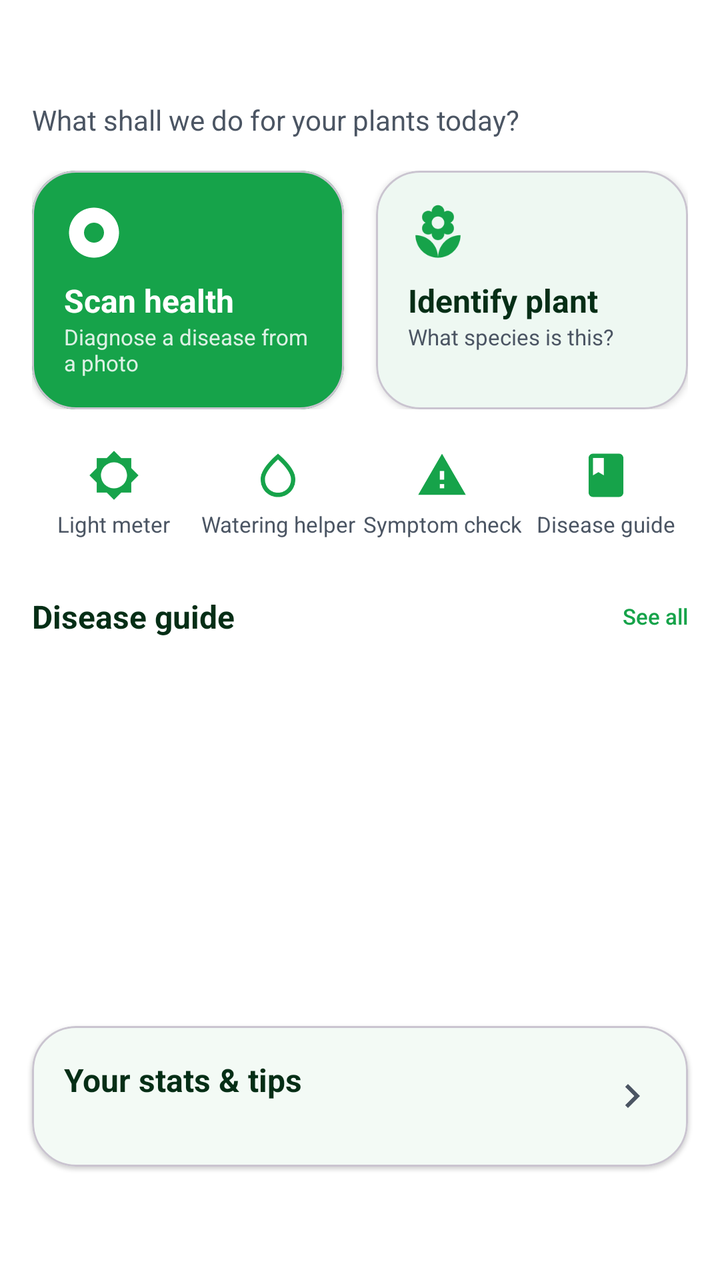
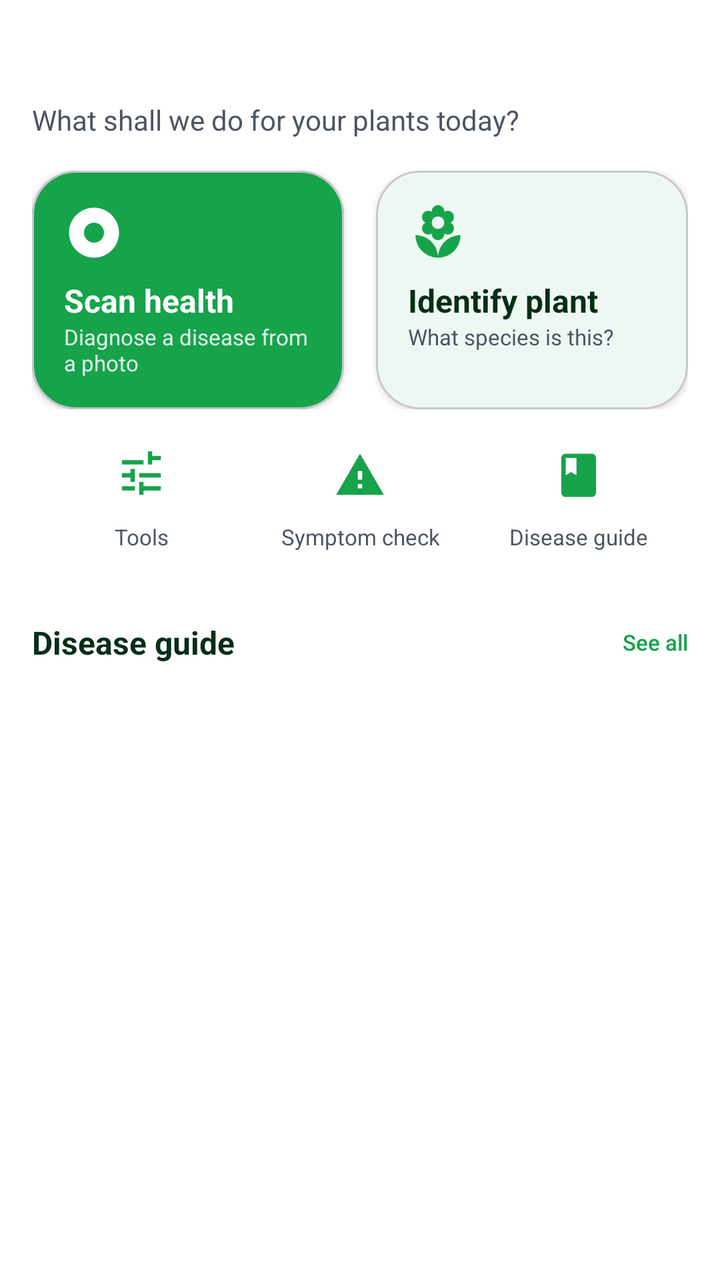

An Android layout rendered at two revisions. The XML below is the earlier revision; the diff shows what the commit changed to produce the second picture.
<!-- AndroidManifest.xml: application theme Theme.PlantDiseases -->
<!-- res/layout/fragment_home.xml -->
<?xml version="1.0" encoding="utf-8"?>
<androidx.core.widget.NestedScrollView xmlns:android="http://schemas.android.com/apk/res/android"
    xmlns:app="http://schemas.android.com/apk/res-auto"
    android:layout_width="match_parent"
    android:layout_height="match_parent"
    android:background="@color/background"
    android:clipToPadding="false"
    android:fillViewport="true">

    <LinearLayout
        android:layout_width="match_parent"
        android:layout_height="wrap_content"
        android:orientation="vertical"
        android:paddingTop="@dimen/space_lg"
        android:paddingBottom="@dimen/space_3xl">

        
        <TextView
            android:id="@+id/tv_greeting"
            android:layout_width="match_parent"
            android:layout_height="wrap_content"
            android:paddingHorizontal="@dimen/space_lg"
            android:fontFamily="sans-serif-medium"
            android:textColor="@color/on_surface"
            android:textSize="@dimen/text_headline" />

        <TextView
            android:id="@+id/tv_greeting_sub"
            android:layout_width="match_parent"
            android:layout_height="wrap_content"
            android:layout_marginTop="2dp"
            android:paddingHorizontal="@dimen/space_lg"
            android:text="@string/home_subtitle"
            android:textColor="@color/on_surface_secondary"
            android:textSize="@dimen/text_body" />

        
        <LinearLayout
            android:layout_width="match_parent"
            android:layout_height="wrap_content"
            android:layout_marginTop="@dimen/space_lg"
            android:orientation="horizontal"
            android:paddingHorizontal="@dimen/space_lg">

            
            <com.google.android.material.card.MaterialCardView
                android:id="@+id/card_scan"
                android:layout_width="0dp"
                android:layout_height="match_parent"
                android:layout_weight="1"
                android:layout_marginEnd="@dimen/space_sm"
                android:clickable="true"
                android:focusable="true"
                app:cardBackgroundColor="@color/primary"
                app:cardCornerRadius="@dimen/radius_lg"
                app:cardElevation="2dp">

                <LinearLayout
                    android:layout_width="match_parent"
                    android:layout_height="wrap_content"
                    android:orientation="vertical"
                    android:padding="@dimen/space_lg">

                    <ImageView
                        android:layout_width="30dp"
                        android:layout_height="30dp"
                        android:src="@drawable/ic_scan"
                        app:tint="@android:color/white"
                        android:contentDescription="@string/home_scan_title" />

                    <TextView
                        android:layout_width="match_parent"
                        android:layout_height="wrap_content"
                        android:layout_marginTop="@dimen/space_sm"
                        android:text="@string/home_scan_title"
                        android:textColor="@android:color/white"
                        android:textStyle="bold"
                        android:textSize="@dimen/text_title_sm" />

                    <TextView
                        android:layout_width="match_parent"
                        android:layout_height="wrap_content"
                        android:text="@string/home_scan_sub"
                        android:textColor="#D9FFFFFF"
                        android:textSize="@dimen/text_caption" />
                </LinearLayout>
            </com.google.android.material.card.MaterialCardView>

            <com.google.android.material.card.MaterialCardView
                android:id="@+id/card_identify"
                android:layout_width="0dp"
                android:layout_height="match_parent"
                android:layout_weight="1"
                android:layout_marginStart="@dimen/space_sm"
                android:clickable="true"
                android:focusable="true"
                app:cardBackgroundColor="@color/surface"
                app:cardCornerRadius="@dimen/radius_lg"
                app:cardElevation="2dp">

                <LinearLayout
                    android:layout_width="match_parent"
                    android:layout_height="wrap_content"
                    android:orientation="vertical"
                    android:padding="@dimen/space_lg">

                    <ImageView
                        android:layout_width="30dp"
                        android:layout_height="30dp"
                        android:src="@drawable/ic_plant_placeholder"
                        app:tint="@color/primary"
                        android:contentDescription="@string/home_identify_title" />

                    <TextView
                        android:layout_width="match_parent"
                        android:layout_height="wrap_content"
                        android:layout_marginTop="@dimen/space_sm"
                        android:text="@string/home_identify_title"
                        android:textColor="@color/on_surface"
                        android:textStyle="bold"
                        android:textSize="@dimen/text_title_sm" />

                    <TextView
                        android:layout_width="match_parent"
                        android:layout_height="wrap_content"
                        android:text="@string/home_identify_sub"
                        android:textColor="@color/on_surface_secondary"
                        android:textSize="@dimen/text_caption" />
                </LinearLayout>
            </com.google.android.material.card.MaterialCardView>
        </LinearLayout>

        
        <LinearLayout
            android:layout_width="match_parent"
            android:layout_height="wrap_content"
            android:layout_marginTop="@dimen/space_md"
            android:orientation="horizontal"
            android:paddingHorizontal="@dimen/space_lg">

            <LinearLayout
                android:id="@+id/tile_light"
                style="@style/HomeToolTile">

                <ImageView style="@style/HomeToolTileIcon" android:src="@drawable/ic_light" />

                <TextView style="@style/HomeToolTileLabel" android:text="@string/home_tool_light" />
            </LinearLayout>

            <LinearLayout
                android:id="@+id/tile_water"
                style="@style/HomeToolTile">

                <ImageView style="@style/HomeToolTileIcon" android:src="@drawable/ic_watering" />

                <TextView style="@style/HomeToolTileLabel" android:text="@string/home_tool_water" />
            </LinearLayout>

            <LinearLayout
                android:id="@+id/tile_symptom"
                style="@style/HomeToolTile">

                <ImageView style="@style/HomeToolTileIcon" android:src="@drawable/ic_disease" />

                <TextView style="@style/HomeToolTileLabel" android:text="@string/home_tool_symptom" />
            </LinearLayout>

            <LinearLayout
                android:id="@+id/tile_guide"
                style="@style/HomeToolTile">

                <ImageView style="@style/HomeToolTileIcon" android:src="@drawable/ic_guide" />

                <TextView style="@style/HomeToolTileLabel" android:text="@string/home_tool_guide" />
            </LinearLayout>
        </LinearLayout>

        
        <LinearLayout
            android:id="@+id/section_species"
            android:layout_width="match_parent"
            android:layout_height="wrap_content"
            android:layout_marginTop="@dimen/space_xl"
            android:orientation="vertical"
            android:visibility="gone">

            <LinearLayout
                android:layout_width="match_parent"
                android:layout_height="wrap_content"
                android:gravity="center_vertical"
                android:orientation="horizontal"
                android:paddingHorizontal="@dimen/space_lg">

                <TextView
                    android:id="@+id/tv_species_title"
                    android:layout_width="0dp"
                    android:layout_height="wrap_content"
                    android:layout_weight="1"
                    android:text="@string/home_trending"
                    android:textColor="@color/on_surface"
                    android:textSize="@dimen/text_title_sm"
                    android:textStyle="bold" />

                <TextView
                    android:id="@+id/tv_trending_scope"
                    android:layout_width="wrap_content"
                    android:layout_height="wrap_content"
                    android:textColor="@color/on_surface_secondary"
                    android:textSize="@dimen/text_caption" />
            </LinearLayout>

            <androidx.recyclerview.widget.RecyclerView
                android:id="@+id/rv_species"
                android:layout_width="match_parent"
                android:layout_height="184dp"
                android:layout_marginTop="@dimen/space_sm"
                android:clipToPadding="false"
                android:nestedScrollingEnabled="false"
                android:orientation="horizontal"
                android:paddingHorizontal="@dimen/space_lg" />
        </LinearLayout>

        
        <LinearLayout
            android:id="@+id/section_popular"
            android:layout_width="match_parent"
            android:layout_height="wrap_content"
            android:layout_marginTop="@dimen/space_xl"
            android:orientation="vertical"
            android:visibility="gone">

            <TextView
                android:layout_width="match_parent"
                android:layout_height="wrap_content"
                android:paddingHorizontal="@dimen/space_lg"
                android:text="@string/home_popular_diseases"
                android:textColor="@color/on_surface"
                android:textSize="@dimen/text_title_sm"
                android:textStyle="bold" />

            <androidx.recyclerview.widget.RecyclerView
                android:id="@+id/rv_popular"
                android:layout_width="match_parent"
                android:layout_height="166dp"
                android:layout_marginTop="@dimen/space_sm"
                android:clipToPadding="false"
                android:nestedScrollingEnabled="false"
                android:orientation="horizontal"
                android:paddingHorizontal="@dimen/space_lg" />
        </LinearLayout>

        
        <LinearLayout
            android:layout_width="match_parent"
            android:layout_height="wrap_content"
            android:layout_marginTop="@dimen/space_xl"
            android:orientation="vertical">

            <LinearLayout
                android:layout_width="match_parent"
                android:layout_height="wrap_content"
                android:gravity="center_vertical"
                android:orientation="horizontal"
                android:paddingHorizontal="@dimen/space_lg">

                <TextView
                    android:layout_width="0dp"
                    android:layout_height="wrap_content"
                    android:layout_weight="1"
                    android:text="@string/home_disease_guide"
                    android:textColor="@color/on_surface"
                    android:textSize="@dimen/text_title_sm"
                    android:textStyle="bold" />

                <TextView
                    android:id="@+id/tv_guide_all"
                    android:layout_width="wrap_content"
                    android:layout_height="wrap_content"
                    android:text="@string/home_see_all"
                    android:textColor="@color/primary"
                    android:textSize="@dimen/text_caption"
                    android:fontFamily="sans-serif-medium" />
            </LinearLayout>

            <androidx.recyclerview.widget.RecyclerView
                android:id="@+id/rv_guide"
                android:layout_width="match_parent"
                android:layout_height="166dp"
                android:layout_marginTop="@dimen/space_sm"
                android:clipToPadding="false"
                android:nestedScrollingEnabled="false"
                android:orientation="horizontal"
                android:paddingHorizontal="@dimen/space_lg" />
        </LinearLayout>

        
        <com.google.android.material.card.MaterialCardView
            android:id="@+id/card_stats"
            android:layout_width="match_parent"
            android:layout_height="wrap_content"
            android:layout_marginTop="@dimen/space_xl"
            android:layout_marginHorizontal="@dimen/space_lg"
            android:clickable="true"
            android:focusable="true"
            app:cardBackgroundColor="@color/surface"
            app:cardCornerRadius="@dimen/radius_lg"
            app:cardElevation="1dp">

            <LinearLayout
                android:layout_width="match_parent"
                android:layout_height="wrap_content"
                android:gravity="center_vertical"
                android:orientation="horizontal"
                android:padding="@dimen/space_lg">

                <LinearLayout
                    android:layout_width="0dp"
                    android:layout_height="wrap_content"
                    android:layout_weight="1"
                    android:orientation="vertical">

                    <TextView
                        android:layout_width="match_parent"
                        android:layout_height="wrap_content"
                        android:text="@string/home_stats_title"
                        android:textColor="@color/on_surface"
                        android:textSize="@dimen/text_title_sm"
                        android:textStyle="bold" />

                    <TextView
                        android:id="@+id/tv_stats_summary"
                        android:layout_width="match_parent"
                        android:layout_height="wrap_content"
                        android:layout_marginTop="2dp"
                        android:textColor="@color/on_surface_secondary"
                        android:textSize="@dimen/text_caption" />
                </LinearLayout>

                <ImageView
                    android:layout_width="24dp"
                    android:layout_height="24dp"
                    android:src="@drawable/ic_chevron_right"
                    app:tint="@color/on_surface_secondary"
                    android:contentDescription="@string/home_stats_title" />
            </LinearLayout>
        </com.google.android.material.card.MaterialCardView>

    </LinearLayout>
</androidx.core.widget.NestedScrollView>
<!-- resources referenced by this layout -->
<resources>
  <color name="background">#FFFFFF</color>
  <color name="on_surface">#052E16</color>
  <color name="on_surface_secondary">#4B5563</color>
  <color name="primary">#16A34A</color>
  <color name="surface">#FFFFFF</color>
  <dimen name="radius_lg">22dp</dimen>
  <dimen name="space_3xl">32dp</dimen>
  <dimen name="space_lg">16dp</dimen>
  <dimen name="space_md">12dp</dimen>
  <dimen name="space_sm">8dp</dimen>
  <dimen name="space_xl">20dp</dimen>
  <dimen name="text_body">14sp</dimen>
  <dimen name="text_caption">11sp</dimen>
  <dimen name="text_headline">24sp</dimen>
  <dimen name="text_title_sm">16sp</dimen>
  <!-- drawable ic_chevron_right (drawable) -->
  <vector xmlns:android="http://schemas.android.com/apk/res/android" android:width="24dp" android:height="24dp" android:viewportWidth="24" android:viewportHeight="24">
      <path android:fillColor="#000000" android:pathData="M10,6L8.59,7.41 13.17,12l-4.58,4.59L10,18l6,-6z"/>
  </vector>
  <!-- drawable ic_light (drawable) -->
  <vector xmlns:android="http://schemas.android.com/apk/res/android" android:width="24dp" android:height="24dp" android:viewportWidth="24" android:viewportHeight="24">
      <path android:fillColor="#000000" android:pathData="M20,8.69V4h-4.69L12,0.69 8.69,4H4v4.69L0.69,12 4,15.31V20h4.69L12,23.31 15.31,20H20v-4.69L23.31,12 20,8.69zM12,18c-3.31,0 -6,-2.69 -6,-6s2.69,-6 6,-6 6,2.69 6,6 -2.69,6 -6,6z"/>
  </vector>
  <!-- drawable ic_watering (drawable) -->
  <vector xmlns:android="http://schemas.android.com/apk/res/android" android:width="24dp" android:height="24dp" android:viewportWidth="24" android:viewportHeight="24">
      <path android:fillColor="#000000" android:pathData="M12,2c-5.33,4.55 -8,8.48 -8,11.8 0,4.98 3.8,8.2 8,8.2s8,-3.22 8,-8.2c0,-3.32 -2.67,-7.25 -8,-11.8zM12,20c-3.35,0 -6,-2.57 -6,-6.2 0,-2.34 1.95,-5.44 6,-9.14 4.05,3.7 6,6.79 6,9.14 0,3.63 -2.65,6.2 -6,6.2z"/>
  </vector>
  <string name="home_disease_guide">Disease guide</string>
  <string name="home_identify_sub">What species is this?</string>
  <string name="home_identify_title">Identify plant</string>
  <string name="home_popular_diseases">Popular diseases</string>
  <string name="home_scan_sub">Diagnose a disease from a photo</string>
  <string name="home_scan_title">Scan health</string>
  <string name="home_see_all">See all</string>
  <string name="home_stats_title">Your stats &amp; tips</string>
  <string name="home_subtitle">What shall we do for your plants today?</string>
  <string name="home_tool_guide">Disease guide</string>
  <string name="home_tool_light">Light meter</string>
  <string name="home_tool_symptom">Symptom check</string>
  <string name="home_tool_water">Watering helper</string>
  <string name="home_trending">Trending nearby</string>
  <style name="HomeToolTileIcon">
          <item name="android:layout_width">26dp</item>
          <item name="android:layout_height">26dp</item>
          <item name="android:tint">@color/primary</item>
      </style>
  <style name="HomeToolTileLabel">
          <item name="android:layout_width">wrap_content</item>
          <item name="android:layout_height">wrap_content</item>
          <item name="android:layout_marginTop">4dp</item>
          <item name="android:gravity">center</item>
          <item name="android:textColor">@color/on_surface_secondary</item>
          <item name="android:textSize">@dimen/text_caption</item>
      </style>
  <color name="primary_dark">#15803D</color>
  <color name="on_primary">#FFFFFF</color>
  <color name="primary_light">#DCFCE7</color>
  <color name="secondary">#4ADE80</color>
  <color name="on_secondary">#052E16</color>
  <color name="surface_variant">#F0FDF4</color>
  <color name="surface_container_low">#F4FBF6</color>
  <color name="surface_container">#ECF7F0</color>
  <style name="ShapeAppearance.App.Button" parent="ShapeAppearance.Material3.Corner.Large">
          <item name="cornerSize">24dp</item>
      </style>
  <dimen name="space_2xl">24dp</dimen>
  <!-- unchanged entries left out for length: 9 -->
</resources>

<!-- the commit's change to res/layout/fragment_home.xml (unified diff, before → after) -->
@@ -139,21 +139,12 @@
             android:paddingHorizontal="@dimen/space_lg">
 
             <LinearLayout
-                android:id="@+id/tile_light"
+                android:id="@+id/tile_tools"
                 style="@style/HomeToolTile">
 
-                <ImageView style="@style/HomeToolTileIcon" android:src="@drawable/ic_light" />
-
-                <TextView style="@style/HomeToolTileLabel" android:text="@string/home_tool_light" />
-            </LinearLayout>
-
-            <LinearLayout
-                android:id="@+id/tile_water"
-                style="@style/HomeToolTile">
-
-                <ImageView style="@style/HomeToolTileIcon" android:src="@drawable/ic_watering" />
-
-                <TextView style="@style/HomeToolTileLabel" android:text="@string/home_tool_water" />
+                <ImageView style="@style/HomeToolTileIcon" android:src="@drawable/ic_tools" />
+
+                <TextView style="@style/HomeToolTileLabel" android:text="@string/home_tools" />
             </LinearLayout>
 
             <LinearLayout
@@ -293,57 +284,5 @@
                 android:paddingHorizontal="@dimen/space_lg" />
         </LinearLayout>
 
-        
-        <com.google.android.material.card.MaterialCardView
-            android:id="@+id/card_stats"
-            android:layout_width="match_parent"
-            android:layout_height="wrap_content"
-            android:layout_marginTop="@dimen/space_xl"
-            android:layout_marginHorizontal="@dimen/space_lg"
-            android:clickable="true"
-            android:focusable="true"
-            app:cardBackgroundColor="@color/surface"
-            app:cardCornerRadius="@dimen/radius_lg"
-            app:cardElevation="1dp">
-
-            <LinearLayout
-                android:layout_width="match_parent"
-                android:layout_height="wrap_content"
-                android:gravity="center_vertical"
-                android:orientation="horizontal"
-                android:padding="@dimen/space_lg">
-
-                <LinearLayout
-                    android:layout_width="0dp"
-                    android:layout_height="wrap_content"
-                    android:layout_weight="1"
-                    android:orientation="vertical">
-
-                    <TextView
-                        android:layout_width="match_parent"
-                        android:layout_height="wrap_content"
-                        android:text="@string/home_stats_title"
-                        android:textColor="@color/on_surface"
-                        android:textSize="@dimen/text_title_sm"
-                        android:textStyle="bold" />
-
-                    <TextView
-                        android:id="@+id/tv_stats_summary"
-                        android:layout_width="match_parent"
-                        android:layout_height="wrap_content"
-                        android:layout_marginTop="2dp"
-                        android:textColor="@color/on_surface_secondary"
-                        android:textSize="@dimen/text_caption" />
-                </LinearLayout>
-
-                <ImageView
-                    android:layout_width="24dp"
-                    android:layout_height="24dp"
-                    android:src="@drawable/ic_chevron_right"
-                    app:tint="@color/on_surface_secondary"
-                    android:contentDescription="@string/home_stats_title" />
-            </LinearLayout>
-        </com.google.android.material.card.MaterialCardView>
-
     </LinearLayout>
 </androidx.core.widget.NestedScrollView>
<!-- resource entries referenced after the edit -->
@@ -15,17 +15,9 @@
   <dimen name="text_caption">11sp</dimen>
   <dimen name="text_headline">24sp</dimen>
   <dimen name="text_title_sm">16sp</dimen>
-  <!-- drawable ic_chevron_right (drawable) -->
+  <!-- drawable ic_tools (drawable) -->
   <vector xmlns:android="http://schemas.android.com/apk/res/android" android:width="24dp" android:height="24dp" android:viewportWidth="24" android:viewportHeight="24">
-      <path android:fillColor="#000000" android:pathData="M10,6L8.59,7.41 13.17,12l-4.58,4.59L10,18l6,-6z"/>
-  </vector>
-  <!-- drawable ic_light (drawable) -->
-  <vector xmlns:android="http://schemas.android.com/apk/res/android" android:width="24dp" android:height="24dp" android:viewportWidth="24" android:viewportHeight="24">
-      <path android:fillColor="#000000" android:pathData="M20,8.69V4h-4.69L12,0.69 8.69,4H4v4.69L0.69,12 4,15.31V20h4.69L12,23.31 15.31,20H20v-4.69L23.31,12 20,8.69zM12,18c-3.31,0 -6,-2.69 -6,-6s2.69,-6 6,-6 6,2.69 6,6 -2.69,6 -6,6z"/>
-  </vector>
-  <!-- drawable ic_watering (drawable) -->
-  <vector xmlns:android="http://schemas.android.com/apk/res/android" android:width="24dp" android:height="24dp" android:viewportWidth="24" android:viewportHeight="24">
-      <path android:fillColor="#000000" android:pathData="M12,2c-5.33,4.55 -8,8.48 -8,11.8 0,4.98 3.8,8.2 8,8.2s8,-3.22 8,-8.2c0,-3.32 -2.67,-7.25 -8,-11.8zM12,20c-3.35,0 -6,-2.57 -6,-6.2 0,-2.34 1.95,-5.44 6,-9.14 4.05,3.7 6,6.79 6,9.14 0,3.63 -2.65,6.2 -6,6.2z"/>
+      <path android:fillColor="#000000" android:pathData="M3,17v2h6v-2H3zM3,5v2h10V5H3zM13,21v-2h8v-2h-8v-2h-2v6h2zM7,9v2H3v2h4v2h2V9H7zM21,13v-2H11v2h10zM15,7h2V5h4V3h-4V1h-2v6z"/>
   </vector>
   <string name="home_disease_guide">Disease guide</string>
   <string name="home_identify_sub">What species is this?</string>
@@ -34,12 +26,10 @@
   <string name="home_scan_sub">Diagnose a disease from a photo</string>
   <string name="home_scan_title">Scan health</string>
   <string name="home_see_all">See all</string>
-  <string name="home_stats_title">Your stats &amp; tips</string>
   <string name="home_subtitle">What shall we do for your plants today?</string>
   <string name="home_tool_guide">Disease guide</string>
-  <string name="home_tool_light">Light meter</string>
   <string name="home_tool_symptom">Symptom check</string>
-  <string name="home_tool_water">Watering helper</string>
+  <string name="home_tools">Tools</string>
   <string name="home_trending">Trending nearby</string>
   <style name="HomeToolTileIcon">
           <item name="android:layout_width">26dp</item>
@@ -47,10 +37,14 @@
           <item name="android:tint">@color/primary</item>
       </style>
   <style name="HomeToolTileLabel">
-          <item name="android:layout_width">wrap_content</item>
+          <item name="android:layout_width">match_parent</item>
           <item name="android:layout_height">wrap_content</item>
           <item name="android:layout_marginTop">4dp</item>
           <item name="android:gravity">center</item>
+          
+          <item name="android:minLines">2</item>
+          <item name="android:maxLines">2</item>
+          <item name="android:ellipsize">end</item>
           <item name="android:textColor">@color/on_surface_secondary</item>
           <item name="android:textSize">@dimen/text_caption</item>
       </style>
